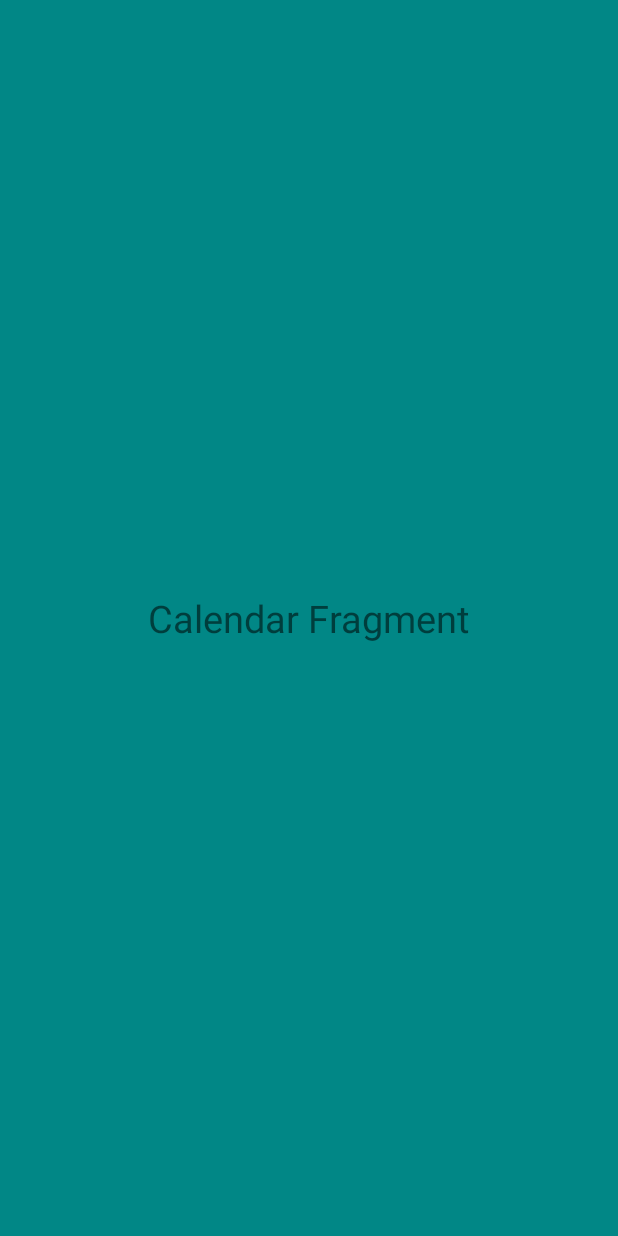
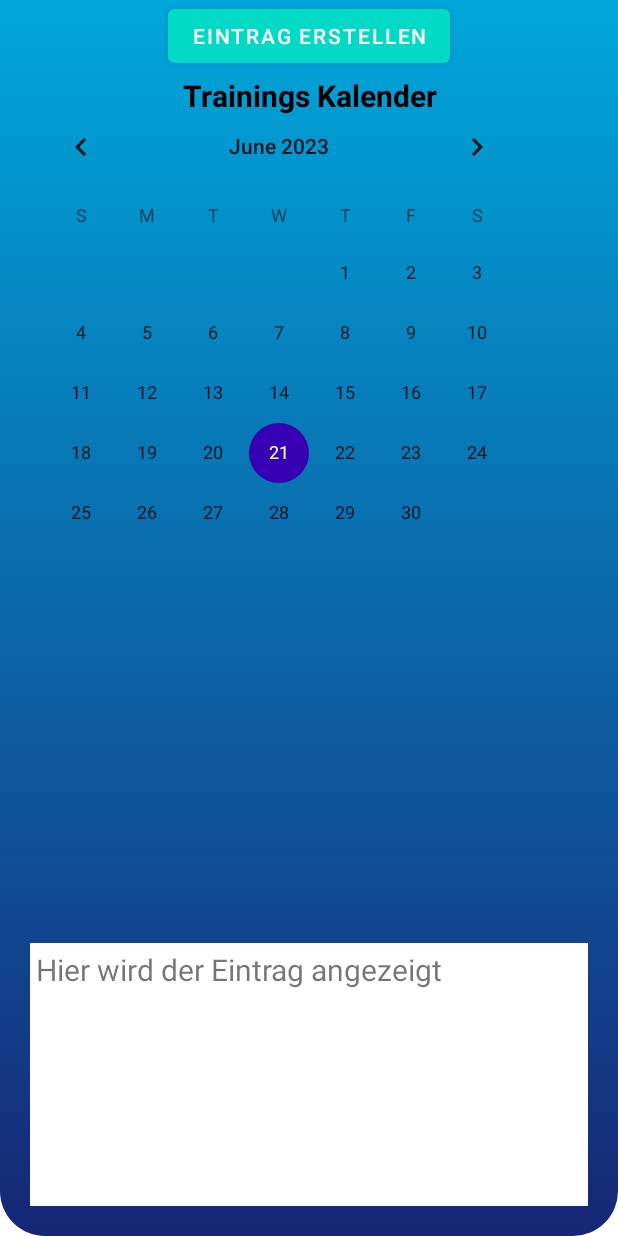
Before and after one commit to Kantholzwerfer/FlexVideoTM, an Android app built with Jetpack Compose: the layout fragment_calendar.xml on its own in the app's theme, with its tools: preview values and no code run, on a phone screen of 412 x 824 dp. Run offline under Robolectric (Android 15) with nearby library versions, the light colour scheme and no system bars.

Commit message:
Update fragment_calendar.xml

```diff
--- a/app/src/main/res/layout/fragment_calendar.xml
+++ b/app/src/main/res/layout/fragment_calendar.xml
@@ -4,16 +4,52 @@
     xmlns:tools="http://schemas.android.com/tools"
     android:layout_width="match_parent"
     android:layout_height="match_parent"
-    android:background="@color/teal_700"
+    android:background="@drawable/top_background"
     tools:context=".Calendar">
 
-    <!-- TODO: Update blank fragment layout -->
     <TextView
+        android:id="@+id/idTVHead"
+        android:layout_width="match_parent"
+        android:layout_height="wrap_content"
+        android:layout_margin="46dp"
+        android:gravity="center"
+        android:padding="4dp"
+        android:text="Trainings Kalender"
+        android:textAlignment="center"
+        android:textColor="@color/black"
+        android:textSize="20sp"
+        android:textStyle="bold"
+        tools:ignore="HardcodedText" />
+
+    <TextView
+        android:id="@+id/TextView"
+        android:layout_width="match_parent"
+        android:layout_height="175dp"
+        android:textSize="20sp"
+        android:padding="4dp"
+        android:layout_margin="20dp"
+        android:layout_gravity="bottom|center_horizontal"
+        android:background="#FFFFFF"
+        tools:text="Hier wird der Eintrag angezeigt" />
+
+    <CalendarView
+        android:id="@+id/calendarView"
         android:layout_width="wrap_content"
         android:layout_height="wrap_content"
-        android:text="Calendar Fragment"
-        android:textSize="25dp"
-        android:layout_gravity="center"
-        />
+        android:clickable="true"
+        android:focusable="true"
+        android:focusableInTouchMode="true"
+        android:layout_marginTop="64dp"
+        android:layout_marginLeft="12dp"
+        android:layout_marginRight="12dp"/>
+
+    <Button
+        android:id="@+id/createEntryButton"
+        android:layout_width="wrap_content"
+        android:layout_height="wrap_content"
+        android:layout_gravity="top|center_horizontal"
+        android:text="Eintrag erstellen" />
+
+
 
 </FrameLayout>
```
